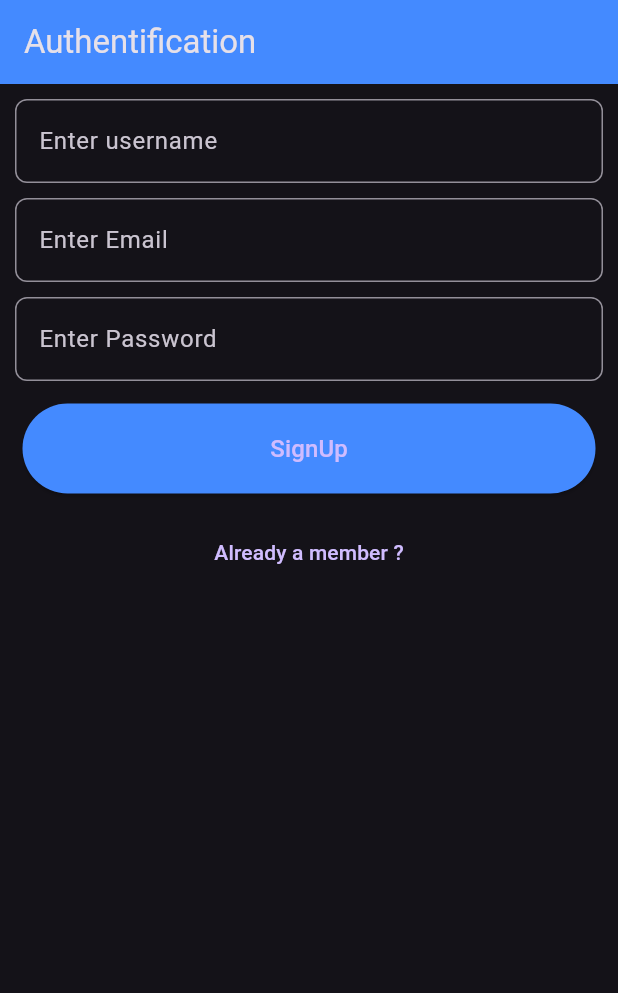
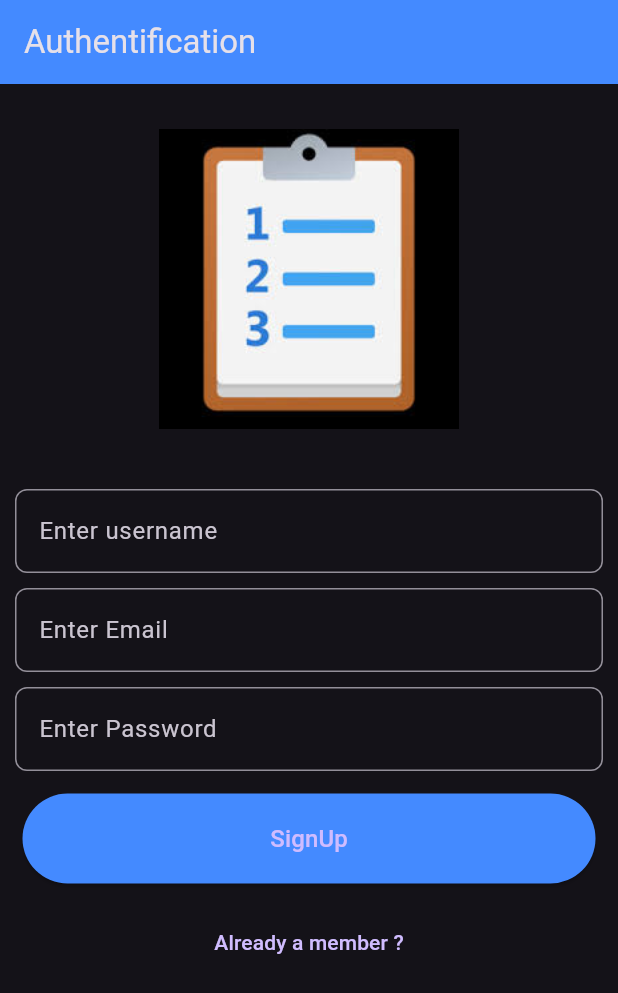
Before and after one commit to waelABDALLAH1/TODOFLUTTER, a Flutter app: the screen it shows after launch, on a phone screen of 412 x 824 dp. Shown: the top 993 px of the screen. Run offline on Flutter 3.47's test engine with Material 3 defaults, Android fonts, the phone set to English and light mode, and no system bars; our stand-ins replace cloud_firestore, firebase_auth, firebase_core, google_fonts, toast; accounts and stored records are empty.

```diff
--- a/lib/auth/authform.dart
+++ b/lib/auth/authform.dart
@@ -59,6 +59,9 @@ class _AuthFormState extends State<AuthForm> {
       width: MediaQuery.of(context).size.width,
       child: ListView(
         children: [
+          Container(height: 200,
+              margin: EdgeInsets.all(30),
+              child: Image.asset('assets/images.jpeg'),),
           Container(
               padding: EdgeInsets.only(left: 10, right: 10, top: 10),
               child: Form(
--- a/lib/screens/add_task.dart
+++ b/lib/screens/add_task.dart
@@ -3,6 +3,7 @@ import 'package:firebase_auth/firebase_auth.dart';
 import 'package:flutter/material.dart';
 import 'package:google_fonts/google_fonts.dart';
 import 'package:toast/toast.dart';
+import 'package:todo/screens/Home.dart';
 
 void showCustomToast(BuildContext context, String message) {
   final snackBar = SnackBar(
@@ -96,6 +97,7 @@ class _AddTaskState extends State<AddTask> {
                     (Set<MaterialState> states) {
                       if (states.contains(MaterialState.pressed)) {
                         return Colors.blueAccent.shade100;
+
                       }
                       return Theme.of(context).primaryColor;
                     },
@@ -103,6 +105,7 @@ class _AddTaskState extends State<AddTask> {
                 ),
                 onPressed: () {
                   addTaskToFirebase();
+                  Navigator.push(context, MaterialPageRoute(builder: (context) =>Home()));
                 },
                 child: Text(
                   'Add Task',
--- a/pubspec.yaml
+++ b/pubspec.yaml
@@ -67,7 +67,8 @@ flutter:
   uses-material-design: true
 
   # To add assets to your application, add an assets section, like this:
-  # assets:
+  assets:
+    - assets/
   #   - images/a_dot_burr.jpeg
   #   - images/a_dot_ham.jpeg
 
```
Also changed, not shown: lib/screens/Home.dart (+28 -26 lines), assets/images.jpeg (added).
